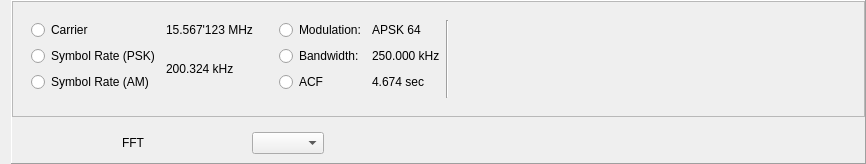
The window that sources/Arks/Scope Analyzer/window/scope_analyzer_window.ui (AquaCreatura/AquaWave) describes before a commit, drawn with Qt 5.
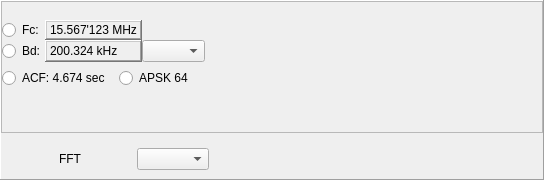
The same window after the commit.

The edit to the form file:
```diff
--- a/sources/Arks/Scope Analyzer/window/scope_analyzer_window.ui
+++ b/sources/Arks/Scope Analyzer/window/scope_analyzer_window.ui
@@ -6,14 +6,17 @@
    <rect>
     <x>0</x>
     <y>0</y>
-    <width>866</width>
-    <height>163</height>
+    <width>544</width>
+    <height>180</height>
    </rect>
   </property>
   <property name="windowTitle">
    <string>Form</string>
   </property>
   <layout class="QGridLayout" name="gridLayout">
+   <property name="leftMargin">
+    <number>0</number>
+   </property>
    <property name="topMargin">
     <number>0</number>
    </property>
@@ -71,173 +74,9 @@
          <enum>QFrame::Raised</enum>
         </property>
         <layout class="QGridLayout" name="gridLayout_4">
-         <item row="0" column="0">
-          <widget class="QWidget" name="widget" native="true">
-           <layout class="QGridLayout" name="gridLayout_2">
-            <item row="0" column="4">
-             <widget class="QLabel" name="modulation_label">
-              <property name="text">
-               <string>APSK 64</string>
-              </property>
-             </widget>
-            </item>
-            <item row="1" column="4">
-             <widget class="QLabel" name="bandwidth_value_label">
-              <property name="text">
-               <string>250.000 kHz</string>
-              </property>
-             </widget>
-            </item>
-            <item row="2" column="0">
-             <widget class="QRadioButton" name="symbol_rate_am_radio_button">
-              <property name="text">
-               <string>Symbol Rate (AM)</string>
-              </property>
-              <attribute name="buttonGroup">
-               <string notr="true">radio_group_chart_type</string>
-              </attribute>
-             </widget>
-            </item>
-            <item row="2" column="3">
-             <widget class="QRadioButton" name="acf_radio_button">
-              <property name="sizePolicy">
-               <sizepolicy hsizetype="Preferred" vsizetype="Fixed">
-                <horstretch>0</horstretch>
-                <verstretch>0</verstretch>
-               </sizepolicy>
-              </property>
-              <property name="focusPolicy">
-               <enum>Qt::StrongFocus</enum>
-              </property>
-              <property name="text">
-               <string>ACF</string>
-              </property>
-              <attribute name="buttonGroup">
-               <string notr="true">radio_group_chart_type</string>
-              </attribute>
-             </widget>
-            </item>
-            <item row="0" column="0">
-             <widget class="QRadioButton" name="carrier_radio_button">
-              <property name="sizePolicy">
-               <sizepolicy hsizetype="Preferred" vsizetype="Fixed">
-                <horstretch>0</horstretch>
-                <verstretch>0</verstretch>
-               </sizepolicy>
-              </property>
-              <property name="text">
-               <string>Carrier</string>
-              </property>
-              <attribute name="buttonGroup">
-               <string notr="true">radio_group_chart_type</string>
-              </attribute>
-             </widget>
-            </item>
-            <item row="0" column="3">
-             <widget class="QRadioButton" name="modulation_radio_button">
-              <property name="text">
-               <string>Modulation:</string>
-              </property>
-              <attribute name="buttonGroup">
-               <string notr="true">radio_group_chart_type</string>
-              </attribute>
-             </widget>
-            </item>
-            <item row="0" column="1">
-             <widget class="QLabel" name="carrier_value_label">
-              <property name="text">
-               <string>15.567'123 MHz</string>
-              </property>
-             </widget>
-            </item>
-            <item row="1" column="0">
-             <widget class="QRadioButton" name="symbol_rate_psk_radio_button">
-              <property name="sizePolicy">
-               <sizepolicy hsizetype="Preferred" vsizetype="Fixed">
-                <horstretch>0</horstretch>
-                <verstretch>0</verstretch>
-               </sizepolicy>
-              </property>
-              <property name="text">
-               <string>Symbol Rate (PSK)</string>
-              </property>
-              <attribute name="buttonGroup">
-               <string notr="true">radio_group_chart_type</string>
-              </attribute>
-             </widget>
-            </item>
-            <item row="2" column="4">
-             <widget class="QLabel" name="acf_value_label">
-              <property name="text">
-               <string>4.674 sec</string>
-              </property>
-             </widget>
-            </item>
-            <item row="0" column="2">
-             <spacer name="horizontalSpacer_3">
-              <property name="orientation">
-               <enum>Qt::Horizontal</enum>
-              </property>
-              <property name="sizeType">
-               <enum>QSizePolicy::Fixed</enum>
-              </property>
-              <property name="sizeHint" stdset="0">
-               <size>
-                <width>20</width>
-                <height>20</height>
-               </size>
-              </property>
-             </spacer>
-            </item>
-            <item row="1" column="3">
-             <widget class="QRadioButton" name="bandwidth_radio_button">
-              <property name="sizePolicy">
-               <sizepolicy hsizetype="Preferred" vsizetype="Fixed">
-                <horstretch>0</horstretch>
-                <verstretch>0</verstretch>
-               </sizepolicy>
-              </property>
-              <property name="focusPolicy">
-               <enum>Qt::StrongFocus</enum>
-              </property>
-              <property name="text">
-               <string>Bandwidth:</string>
-              </property>
-              <attribute name="buttonGroup">
-               <string notr="true">radio_group_chart_type</string>
-              </attribute>
-             </widget>
-            </item>
-            <item row="3" column="1">
-             <spacer name="verticalSpacer">
-              <property name="orientation">
-               <enum>Qt::Vertical</enum>
-              </property>
-              <property name="sizeHint" stdset="0">
-               <size>
-                <width>20</width>
-                <height>40</height>
-               </size>
-              </property>
-             </spacer>
-            </item>
-            <item row="0" column="5" rowspan="4">
-             <widget class="Line" name="line">
-              <property name="orientation">
-               <enum>Qt::Vertical</enum>
-              </property>
-             </widget>
-            </item>
-            <item row="1" column="1" rowspan="2">
-             <widget class="QLabel" name="symbol_rate_label">
-              <property name="text">
-               <string>200.324 kHz</string>
-              </property>
-             </widget>
-            </item>
-           </layout>
-          </widget>
-         </item>
+         <property name="leftMargin">
+          <number>0</number>
+         </property>
          <item row="0" column="1">
           <widget class="QFrame" name="main_chart">
            <property name="sizePolicy">
@@ -279,6 +118,12 @@
                 <verstretch>0</verstretch>
                </sizepolicy>
               </property>
+              <property name="focusPolicy">
+               <enum>Qt::WheelFocus</enum>
+              </property>
+              <property name="contextMenuPolicy">
+               <enum>Qt::NoContextMenu</enum>
+              </property>
               <property name="currentIndex">
                <number>-1</number>
               </property>
@@ -287,6 +132,150 @@
            </layout>
           </widget>
          </item>
+         <item row="0" column="0">
+          <widget class="QWidget" name="widget" native="true">
+           <layout class="QGridLayout" name="gridLayout_2">
+            <property name="leftMargin">
+             <number>0</number>
+            </property>
+            <property name="rightMargin">
+             <number>4</number>
+            </property>
+            <property name="horizontalSpacing">
+             <number>9</number>
+            </property>
+            <item row="2" column="0">
+             <widget class="QRadioButton" name="acf_radio_button">
+              <property name="sizePolicy">
+               <sizepolicy hsizetype="Preferred" vsizetype="Fixed">
+                <horstretch>0</horstretch>
+                <verstretch>0</verstretch>
+               </sizepolicy>
+              </property>
+              <property name="focusPolicy">
+               <enum>Qt::StrongFocus</enum>
+              </property>
+              <property name="text">
+               <string>ACF: 4.674 sec</string>
+              </property>
+              <attribute name="buttonGroup">
+               <string notr="true">radio_group_chart_type</string>
+              </attribute>
+             </widget>
+            </item>
+            <item row="0" column="0" colspan="2">
+             <layout class="QGridLayout" name="gridLayout_3">
+              <property name="horizontalSpacing">
+               <number>0</number>
+              </property>
+              <item row="1" column="2">
+               <widget class="QComboBox" name="symbol_rate_combobox">
+                <property name="sizePolicy">
+                 <sizepolicy hsizetype="Maximum" vsizetype="Fixed">
+                  <horstretch>0</horstretch>
+                  <verstretch>0</verstretch>
+                 </sizepolicy>
+                </property>
+                <property name="maximumSize">
+                 <size>
+                  <width>63</width>
+                  <height>65536</height>
+                 </size>
+                </property>
+               </widget>
+              </item>
+              <item row="1" column="0">
+               <widget class="QRadioButton" name="symbol_rate_radio_button">
+                <property name="text">
+                 <string>Bd:</string>
+                </property>
+                <attribute name="buttonGroup">
+                 <string notr="true">radio_group_chart_type</string>
+                </attribute>
+               </widget>
+              </item>
+              <item row="0" column="1">
+               <widget class="QLabel" name="carrier_value_label">
+                <property name="cursor">
+                 <cursorShape>ArrowCursor</cursorShape>
+                </property>
+                <property name="frameShape">
+                 <enum>QFrame::WinPanel</enum>
+                </property>
+                <property name="frameShadow">
+                 <enum>QFrame::Raised</enum>
+                </property>
+                <property name="lineWidth">
+                 <number>3</number>
+                </property>
+                <property name="midLineWidth">
+                 <number>2</number>
+                </property>
+                <property name="text">
+                 <string>15.567'123 MHz</string>
+                </property>
+               </widget>
+              </item>
+              <item row="0" column="0">
+               <widget class="QRadioButton" name="carrier_radio_button">
+                <property name="sizePolicy">
+                 <sizepolicy hsizetype="Preferred" vsizetype="Fixed">
+                  <horstretch>0</horstretch>
+                  <verstretch>0</verstretch>
+                 </sizepolicy>
+                </property>
+                <property name="text">
+                 <string>Fc:</string>
+                </property>
+                <attribute name="buttonGroup">
+                 <string notr="true">radio_group_chart_type</string>
+                </attribute>
+               </widget>
+              </item>
+              <item row="1" column="1">
+               <widget class="QLabel" name="symbol_rate_label">
+                <property name="cursor">
+                 <cursorShape>ArrowCursor</cursorShape>
+                </property>
+                <property name="frameShape">
+                 <enum>QFrame::WinPanel</enum>
+                </property>
+                <property name="frameShadow">
+                 <enum>QFrame::Raised</enum>
+                </property>
+                <property name="text">
+                 <string>200.324 kHz</string>
+                </property>
+               </widget>
+              </item>
+             </layout>
+            </item>
+            <item row="2" column="1">
+             <widget class="QRadioButton" name="modulation_radio_button">
+              <property name="text">
+               <string>APSK 64</string>
+              </property>
+              <attribute name="buttonGroup">
+               <string notr="true">radio_group_chart_type</string>
+              </attribute>
+             </widget>
+            </item>
+            <item row="3" column="0">
+             <spacer name="verticalSpacer">
+              <property name="orientation">
+               <enum>Qt::Vertical</enum>
+              </property>
+              <property name="sizeHint" stdset="0">
+               <size>
+                <width>20</width>
+                <height>40</height>
+               </size>
+              </property>
+             </spacer>
+            </item>
+           </layout>
+          </widget>
+         </item>
         </layout>
        </widget>
       </item>
```
